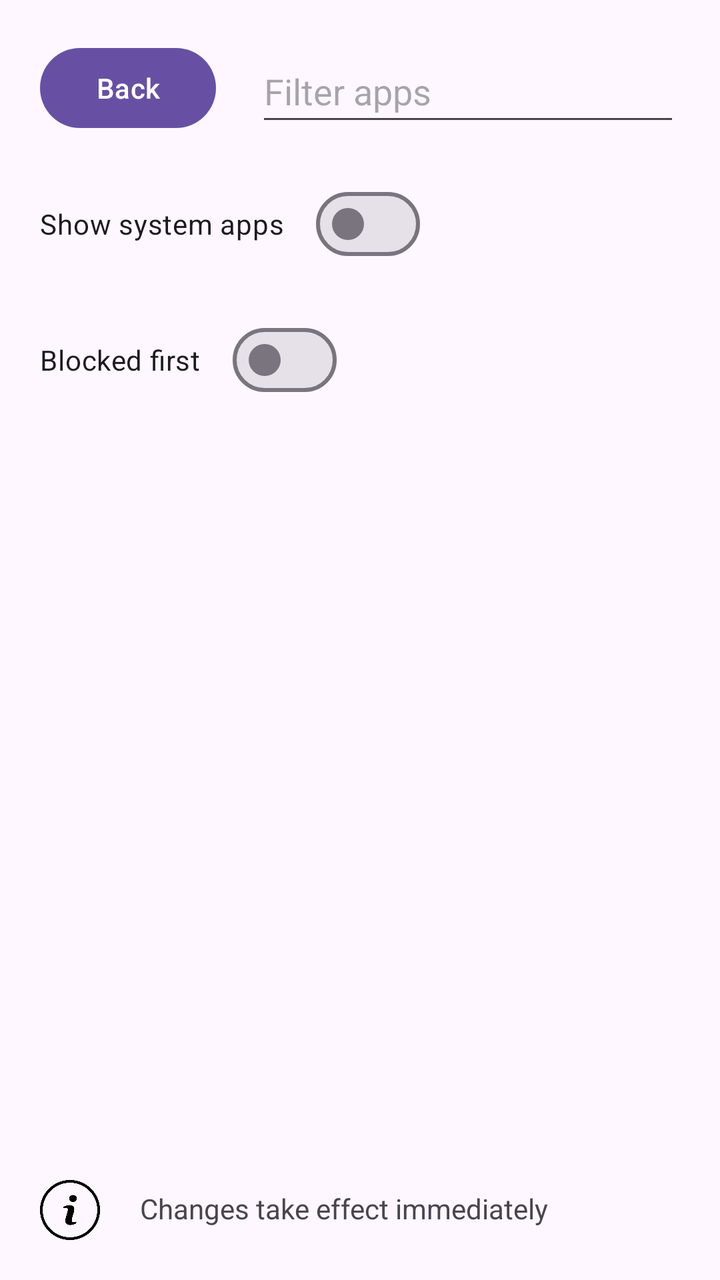
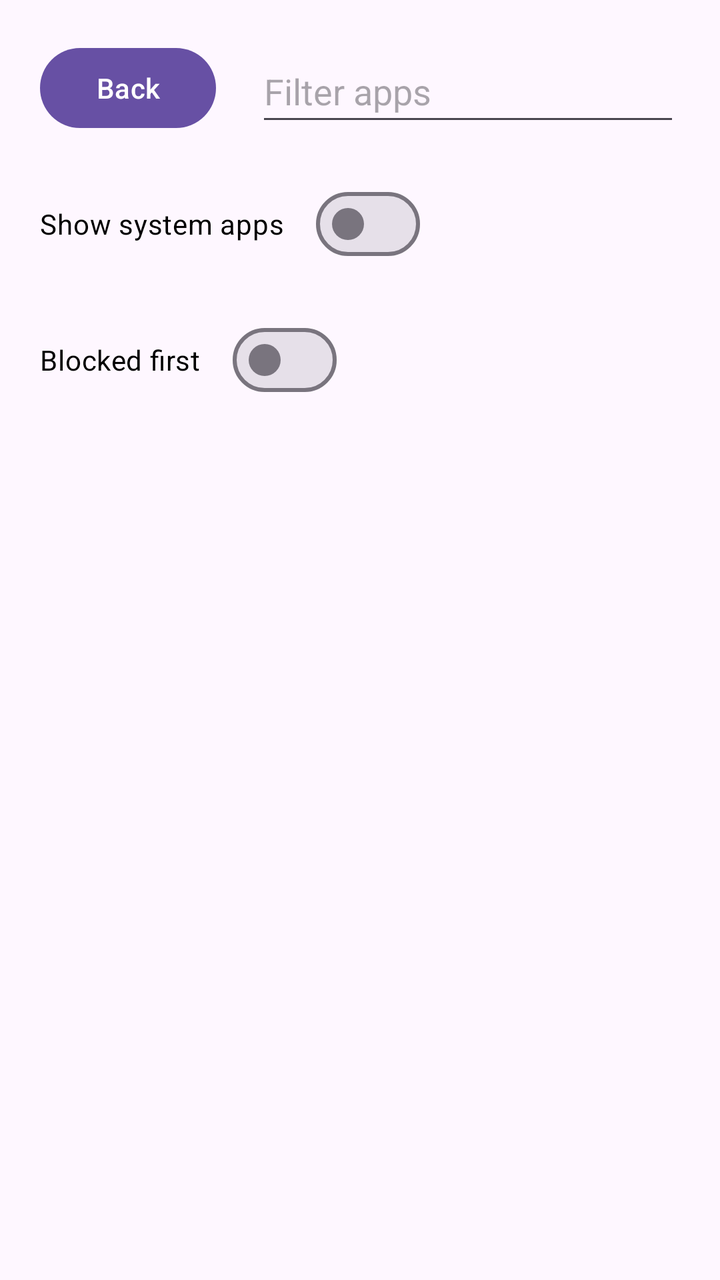

The first picture is an Android layout as it rendered before a commit; the second is the same layout after the commit. The layout source and the unified diff follow.
<!-- AndroidManifest.xml: application theme Theme.UpdatesManagerExtended -->
<!-- res/layout/activity_app_selection.xml -->
<?xml version="1.0" encoding="utf-8"?>
<androidx.constraintlayout.widget.ConstraintLayout xmlns:android="http://schemas.android.com/apk/res/android"
    xmlns:app="http://schemas.android.com/apk/res-auto"
    xmlns:tools="http://schemas.android.com/tools"
    android:id="@+id/appSelection"
    android:layout_width="match_parent"
    android:layout_height="match_parent">

    <Button
        android:id="@+id/buttonBack"
        android:layout_width="wrap_content"
        android:layout_height="48dp"
        android:layout_marginStart="20dp"
        android:layout_marginTop="20dp"
        android:text="@string/back"
        app:layout_constraintEnd_toStartOf="@+id/inputFieldFilter"
        app:layout_constraintStart_toStartOf="parent"
        app:layout_constraintTop_toTopOf="parent" />

    <com.google.android.material.materialswitch.MaterialSwitch
        android:id="@+id/switchBlockedFirst"
        android:layout_width="wrap_content"
        android:layout_height="48dp"
        android:layout_marginStart="20dp"
        android:layout_marginTop="20dp"
        android:backgroundTint="#2196F3"
        android:text="@string/blocked_first"
        app:layout_constraintStart_toStartOf="parent"
        app:layout_constraintTop_toBottomOf="@+id/switchShowSystemApps" />

    <com.google.android.material.materialswitch.MaterialSwitch
        android:id="@+id/switchShowSystemApps"
        android:layout_width="wrap_content"
        android:layout_height="48dp"
        android:layout_marginStart="20dp"
        android:layout_marginTop="20dp"
        android:backgroundTint="#2196F3"
        android:text="@string/show_system_apps"
        android:textSize="14sp"
        app:layout_constraintStart_toStartOf="parent"
        app:layout_constraintTop_toBottomOf="@+id/buttonBack" />

    <androidx.recyclerview.widget.RecyclerView
        android:id="@+id/viewAppList"
        android:layout_width="0dp"
        android:layout_height="0dp"
        android:layout_margin="16dp"
        android:layout_marginStart="20dp"
        android:layout_marginTop="20dp"
        android:layout_marginEnd="20dp"
        android:layout_marginBottom="20dp"
        app:layout_constraintBottom_toTopOf="@+id/imageViewHintSymbol"
        app:layout_constraintEnd_toEndOf="parent"
        app:layout_constraintStart_toStartOf="parent"
        app:layout_constraintTop_toBottomOf="@+id/switchBlockedFirst" />

    <com.google.android.material.textfield.TextInputEditText
        android:id="@+id/inputFieldFilter"
        android:layout_width="0dp"
        android:layout_height="48dp"
        android:layout_marginStart="20dp"
        android:layout_marginTop="20dp"
        android:layout_marginEnd="20dp"
        android:hint="@string/filter_apps"
        app:layout_constraintEnd_toEndOf="parent"
        app:layout_constraintStart_toEndOf="@+id/buttonBack"
        app:layout_constraintTop_toTopOf="parent" />

    <TextView
        android:id="@+id/textViewHintAppSelection"
        android:layout_width="wrap_content"
        android:layout_height="wrap_content"
        android:layout_marginStart="20dp"
        android:layout_marginBottom="20dp"
        android:text="@string/hint_app_selection"
        app:layout_constraintBottom_toBottomOf="parent"
        app:layout_constraintStart_toEndOf="@+id/imageViewHintSymbol"
        app:layout_constraintTop_toBottomOf="@+id/viewAppList"
        app:layout_constraintVertical_bias="0.765" />

    <ImageView
        android:id="@+id/imageViewHintSymbol"
        android:layout_width="30dp"
        android:layout_height="30dp"
        android:layout_marginStart="20dp"
        android:layout_marginEnd="20dp"
        android:layout_marginBottom="20dp"
        app:layout_constraintBottom_toBottomOf="parent"
        app:layout_constraintEnd_toStartOf="@+id/textViewHintAppSelection"
        app:layout_constraintStart_toStartOf="parent"
        app:layout_constraintTop_toBottomOf="@+id/viewAppList"
        app:srcCompat="@drawable/info_icon" />

</androidx.constraintlayout.widget.ConstraintLayout>
<!-- resources referenced by this layout -->
<resources>
  <!-- drawable info_icon: png bitmap (drawable, 20169 bytes) -->
  <string name="back">Back</string>
  <string name="blocked_first">Blocked first</string>
  <string name="filter_apps">Filter apps</string>
  <string name="hint_app_selection">Changes take effect immediately</string>
  <string name="show_system_apps">Show system apps</string>
  <style name="Theme.UpdatesManagerExtended" parent="Base.Theme.UpdatesManagerExtended" />
  <style name="Base.Theme.UpdatesManagerExtended" parent="Theme.Material3.DayNight.NoActionBar">
          
          
      </style>
</resources>

<!-- the commit's change to res/layout/activity_app_selection.xml (unified diff, before → after) -->
@@ -13,6 +13,7 @@
         android:layout_marginStart="20dp"
         android:layout_marginTop="20dp"
         android:text="@string/back"
+        android:textColor="@color/white"
         app:layout_constraintEnd_toStartOf="@+id/inputFieldFilter"
         app:layout_constraintStart_toStartOf="parent"
         app:layout_constraintTop_toTopOf="parent" />
@@ -25,6 +26,7 @@
         android:layout_marginTop="20dp"
         android:backgroundTint="#2196F3"
         android:text="@string/blocked_first"
+        android:textColor="@color/text_adaptive"
         app:layout_constraintStart_toStartOf="parent"
         app:layout_constraintTop_toBottomOf="@+id/switchShowSystemApps" />
 
@@ -36,23 +38,10 @@
         android:layout_marginTop="20dp"
         android:backgroundTint="#2196F3"
         android:text="@string/show_system_apps"
+        android:textColor="@color/text_adaptive"
         android:textSize="14sp"
         app:layout_constraintStart_toStartOf="parent"
         app:layout_constraintTop_toBottomOf="@+id/buttonBack" />
-
-    <androidx.recyclerview.widget.RecyclerView
-        android:id="@+id/viewAppList"
-        android:layout_width="0dp"
-        android:layout_height="0dp"
-        android:layout_margin="16dp"
-        android:layout_marginStart="20dp"
-        android:layout_marginTop="20dp"
-        android:layout_marginEnd="20dp"
-        android:layout_marginBottom="20dp"
-        app:layout_constraintBottom_toTopOf="@+id/imageViewHintSymbol"
-        app:layout_constraintEnd_toEndOf="parent"
-        app:layout_constraintStart_toStartOf="parent"
-        app:layout_constraintTop_toBottomOf="@+id/switchBlockedFirst" />
 
     <com.google.android.material.textfield.TextInputEditText
         android:id="@+id/inputFieldFilter"
@@ -62,33 +51,23 @@
         android:layout_marginTop="20dp"
         android:layout_marginEnd="20dp"
         android:hint="@string/filter_apps"
+        android:textColor="@color/text_adaptive"
         app:layout_constraintEnd_toEndOf="parent"
         app:layout_constraintStart_toEndOf="@+id/buttonBack"
         app:layout_constraintTop_toTopOf="parent" />
 
-    <TextView
-        android:id="@+id/textViewHintAppSelection"
-        android:layout_width="wrap_content"
-        android:layout_height="wrap_content"
+    <androidx.recyclerview.widget.RecyclerView
+        android:id="@+id/viewAppList"
+        android:layout_width="match_parent"
+        android:layout_height="0dp"
+        android:layout_margin="16dp"
         android:layout_marginStart="20dp"
-        android:layout_marginBottom="20dp"
-        android:text="@string/hint_app_selection"
-        app:layout_constraintBottom_toBottomOf="parent"
-        app:layout_constraintStart_toEndOf="@+id/imageViewHintSymbol"
-        app:layout_constraintTop_toBottomOf="@+id/viewAppList"
-        app:layout_constraintVertical_bias="0.765" />
-
-    <ImageView
-        android:id="@+id/imageViewHintSymbol"
-        android:layout_width="30dp"
-        android:layout_height="30dp"
-        android:layout_marginStart="20dp"
+        android:layout_marginTop="20dp"
         android:layout_marginEnd="20dp"
         android:layout_marginBottom="20dp"
         app:layout_constraintBottom_toBottomOf="parent"
-        app:layout_constraintEnd_toStartOf="@+id/textViewHintAppSelection"
+        app:layout_constraintEnd_toEndOf="parent"
         app:layout_constraintStart_toStartOf="parent"
-        app:layout_constraintTop_toBottomOf="@+id/viewAppList"
-        app:srcCompat="@drawable/info_icon" />
+        app:layout_constraintTop_toBottomOf="@+id/switchBlockedFirst" />
 
 </androidx.constraintlayout.widget.ConstraintLayout>
<!-- resource entries referenced after the edit -->
@@ -1,10 +1,10 @@
 <!-- resources referenced by this layout -->
 <resources>
-  <!-- drawable info_icon: png bitmap (drawable, 20169 bytes) -->
+  <color name="text_adaptive">#000000</color>
+  <color name="white">#FFFFFF</color>
   <string name="back">Back</string>
   <string name="blocked_first">Blocked first</string>
   <string name="filter_apps">Filter apps</string>
-  <string name="hint_app_selection">Changes take effect immediately</string>
   <string name="show_system_apps">Show system apps</string>
   <style name="Theme.UpdatesManagerExtended" parent="Base.Theme.UpdatesManagerExtended" />
   <style name="Base.Theme.UpdatesManagerExtended" parent="Theme.Material3.DayNight.NoActionBar">
